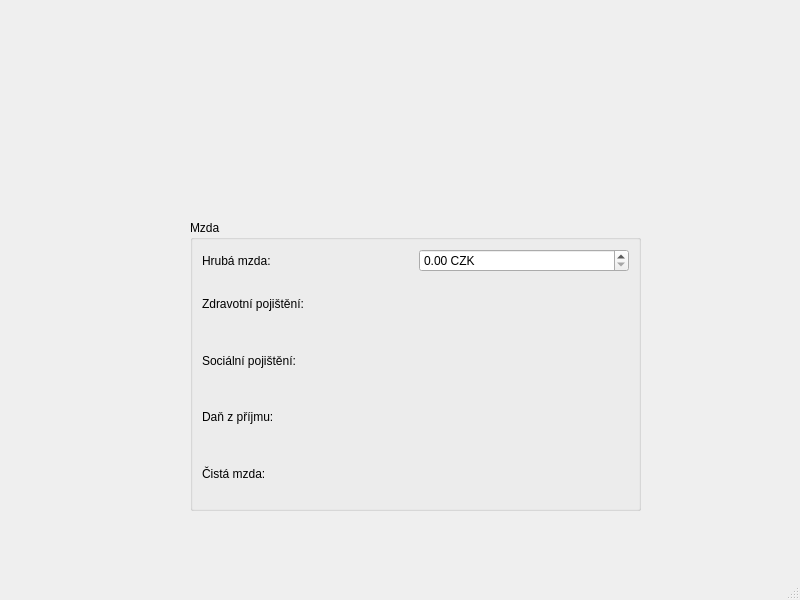
SKEPINHO/Wage-Calculator, file mainwindow.ui: the form before one commit.
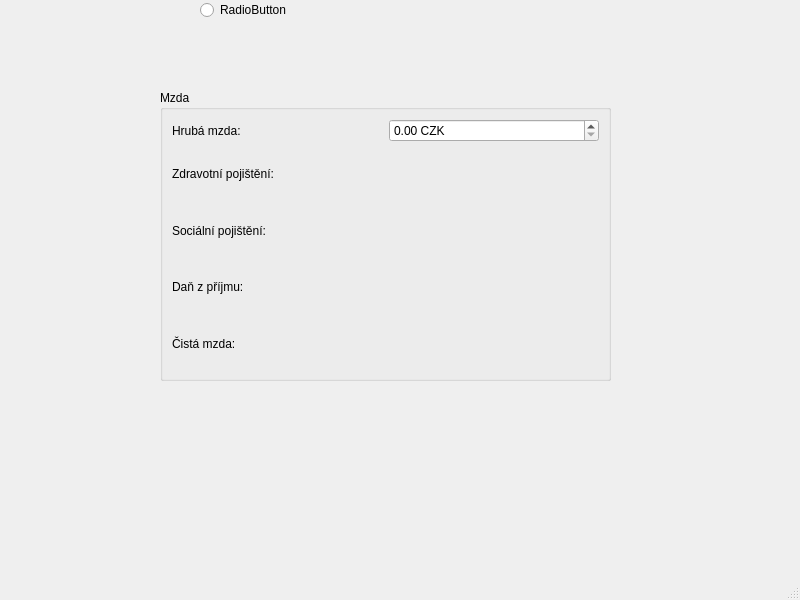
The form after the commit.

Patch:
```diff
--- a/mainwindow.ui
+++ b/mainwindow.ui
@@ -17,8 +17,8 @@
    <widget class="QGroupBox" name="groupBox">
     <property name="geometry">
      <rect>
-      <x>190</x>
-      <y>220</y>
+      <x>160</x>
+      <y>90</y>
       <width>451</width>
       <height>291</height>
      </rect>
@@ -102,6 +102,19 @@
      </item>
     </layout>
    </widget>
+   <widget class="QRadioButton" name="radioButton">
+    <property name="geometry">
+     <rect>
+      <x>200</x>
+      <y>0</y>
+      <width>99</width>
+      <height>20</height>
+     </rect>
+    </property>
+    <property name="text">
+     <string>RadioButton</string>
+    </property>
+   </widget>
   </widget>
   <widget class="QMenuBar" name="menubar">
    <property name="geometry">
```
Left out of the diff: 2 changed lines with no effect on the pictures.
